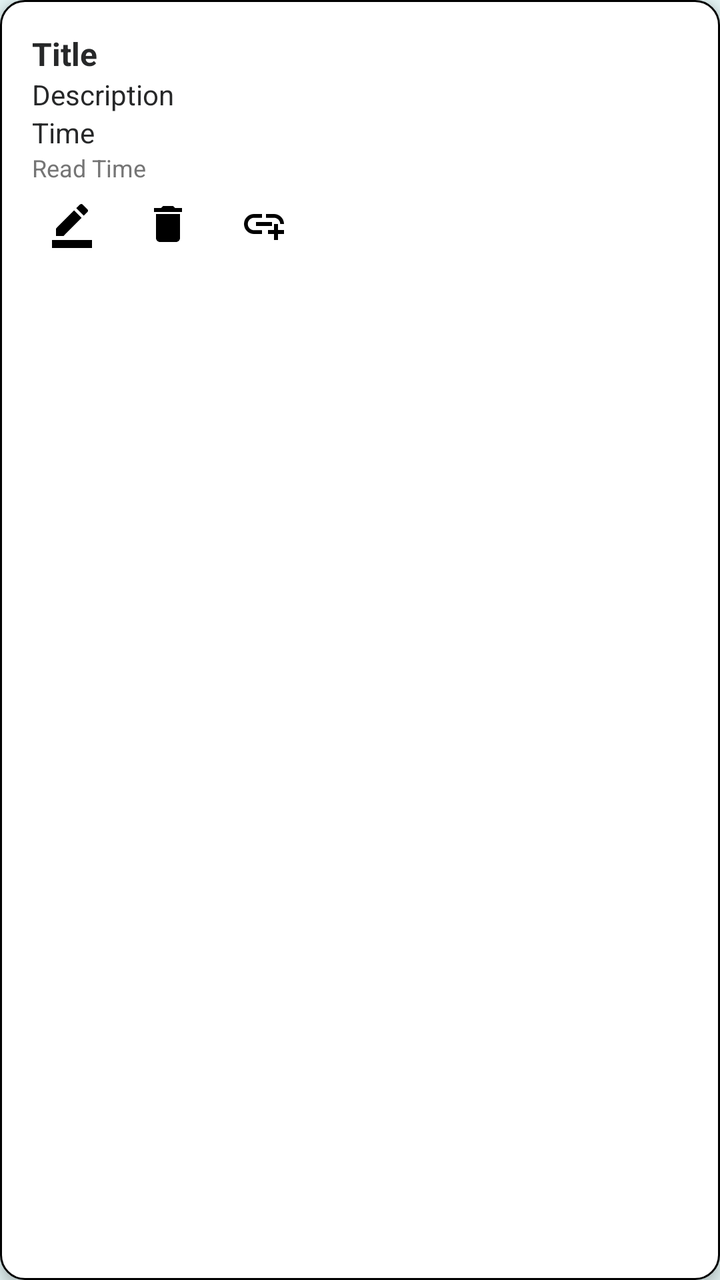
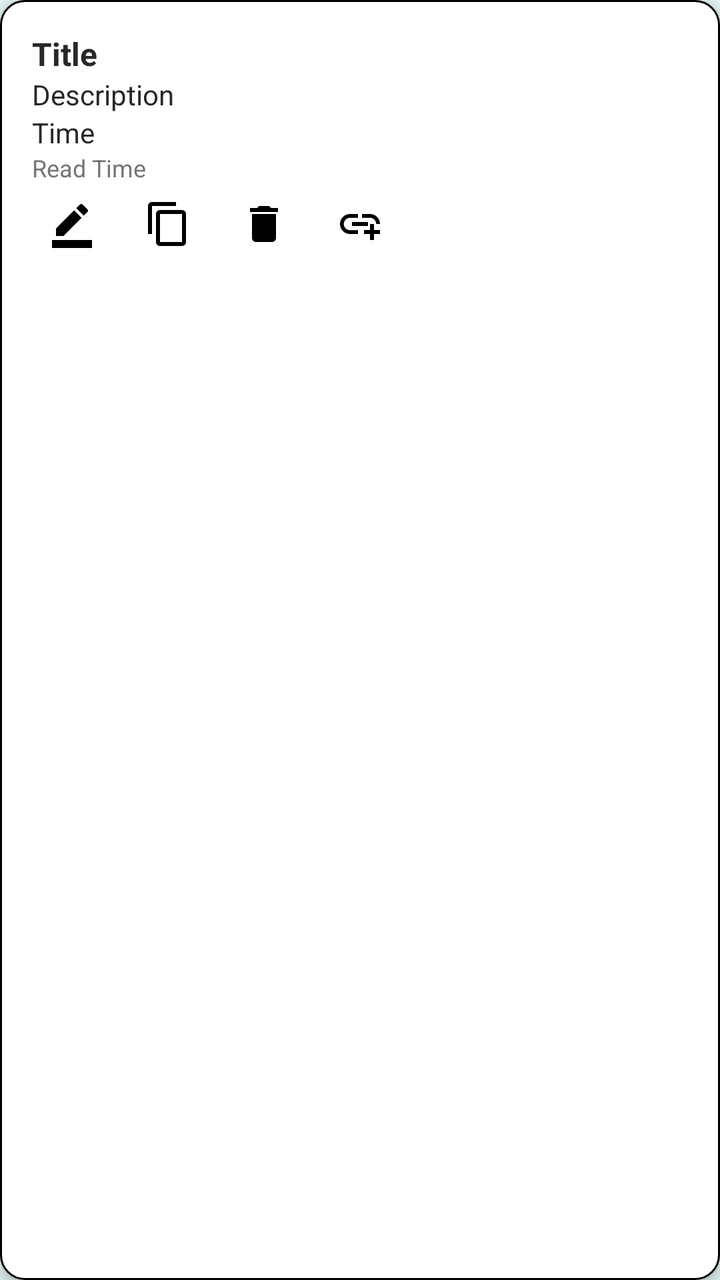

Two renders of the same Android screen: before a commit and after it. Below are the layout's source before the change and the commit's diff.
<!-- AndroidManifest.xml: application theme Theme.Nudge -->
<!-- res/layout/item_reminder.xml -->
<LinearLayout xmlns:android="http://schemas.android.com/apk/res/android"
    android:id="@+id/cardRoot"
    android:layout_width="match_parent"
    android:layout_height="wrap_content"
    xmlns:app="http://schemas.android.com/apk/res-auto"
    android:orientation="vertical"
    android:layout_margin="16dp"
    android:elevation="4dp"
    android:padding="16dp"
    android:background="@drawable/bg_reminder_card"
    >

    <TextView
        android:id="@+id/title"
        android:layout_width="wrap_content"
        android:layout_height="wrap_content"
        android:text="Title"
        android:textStyle="bold"
        android:textColor="@color/colorTextPrimary"
        android:textSize="16sp" />

    <TextView
        android:id="@+id/description"
        android:layout_width="wrap_content"
        android:layout_height="wrap_content"
        android:text="Description"
        android:textColor="@color/colorTextPrimary"
        android:textSize="14sp" />

    <TextView
        android:id="@+id/time"
        android:layout_width="wrap_content"
        android:layout_height="wrap_content"
        android:text="Time"
        android:textColor="@color/colorTextPrimary"
        android:textSize="14sp" />

    <TextView
        android:id="@+id/countdown"
        android:layout_width="wrap_content"
        android:layout_height="wrap_content"
        android:textColor="@color/colorTextSecondary"
        android:textSize="12sp"
        android:visibility="gone"/>

    <TextView
        android:id="@+id/read"
        android:layout_width="wrap_content"
        android:layout_height="wrap_content"
        android:text="Read Time"
        android:textColor="@color/colorTextSecondary"
        android:textSize="12sp" />

    <TextView
        android:id="@+id/id"
        android:layout_width="wrap_content"
        android:layout_height="wrap_content"
        android:text="Id"
        android:visibility="gone"
        android:textSize="12sp" />

    <LinearLayout
        android:layout_width="wrap_content"
        android:layout_height="wrap_content"
        android:orientation="horizontal"
        android:gravity="center_vertical">

        <ImageButton
            android:id="@+id/editButton"
            android:layout_width="40dp"
            android:layout_height="40dp"
            android:contentDescription="Edit"
            android:src="@drawable/ic_edit"
            app:tint="?attr/colorOnSurface"
            android:background="?attr/selectableItemBackgroundBorderless"
            android:padding="8dp" />

        <ImageButton
            android:id="@+id/deleteButton"
            android:layout_width="wrap_content"
            android:layout_height="wrap_content"
            android:layout_marginStart="8dp"
            android:contentDescription="Delete"
            android:src="@drawable/ic_delete"
            app:tint="?attr/colorOnSurface"
            android:background="?attr/selectableItemBackgroundBorderless"
            android:padding="8dp" />

        <ImageButton
            android:id="@+id/linkButton"
            android:layout_width="wrap_content"
            android:layout_height="wrap_content"
            android:layout_marginStart="8dp"
            android:contentDescription="Link"
            android:src="@drawable/ic_link"
            app:tint="?attr/colorOnSurface"
            android:background="?attr/selectableItemBackgroundBorderless"
            android:padding="8dp" />
    </LinearLayout>
</LinearLayout>
<!-- resources referenced by this layout -->
<resources>
  <color name="colorTextPrimary">#272829</color>
  <color name="colorTextSecondary">#757575</color>
  <!-- drawable bg_reminder_card (drawable) -->
  <shape xmlns:android="http://schemas.android.com/apk/res/android"
      android:shape="rectangle">
  
      
      <corners android:radius="12dp" />
  
      
      <solid android:color="?attr/colorSurface" />
  
      
      <stroke
          android:width="1dp"
          android:color="?attr/colorOutline" />
  
  </shape>
  <!-- drawable ic_delete (drawable) -->
  <vector xmlns:android="http://schemas.android.com/apk/res/android" android:height="24dp" android:tint="#FFFFFF" android:viewportHeight="24" android:viewportWidth="24" android:width="24dp">
        
      <path android:fillColor="@android:color/white" android:pathData="M6,19c0,1.1 0.9,2 2,2h8c1.1,0 2,-0.9 2,-2V7H6v12zM19,4h-3.5l-1,-1h-5l-1,1H5v2h14V4z"/>
      
  </vector>
  <!-- drawable ic_edit (drawable) -->
  <vector xmlns:android="http://schemas.android.com/apk/res/android" android:height="24dp" android:tint="#FFFFFF" android:viewportHeight="24" android:viewportWidth="24" android:width="24dp">
        
      <path android:fillColor="@android:color/white" android:pathData="M22,24H2v-4h20V24zM13.06,5.19l3.75,3.75L7.75,18H4v-3.75L13.06,5.19zM17.88,7.87l-3.75,-3.75l1.83,-1.83c0.39,-0.39 1.02,-0.39 1.41,0l2.34,2.34c0.39,0.39 0.39,1.02 0,1.41L17.88,7.87z"/>
      
  </vector>
  <!-- drawable ic_link (drawable) -->
  <vector xmlns:android="http://schemas.android.com/apk/res/android" android:height="24dp" android:tint="#FFFFFF" android:viewportHeight="24" android:viewportWidth="24" android:width="24dp">
        
      <path android:fillColor="@android:color/white" android:pathData="M8,11h8v2L8,13zM20.1,12L22,12c0,-2.76 -2.24,-5 -5,-5h-4v1.9h4c1.71,0 3.1,1.39 3.1,3.1zM3.9,12c0,-1.71 1.39,-3.1 3.1,-3.1h4L11,7L7,7c-2.76,0 -5,2.24 -5,5s2.24,5 5,5h4v-1.9L7,15.1c-1.71,0 -3.1,-1.39 -3.1,-3.1zM19,12h-2v3h-3v2h3v3h2v-3h3v-2h-3z"/>
      
  </vector>
  <style name="Theme.Nudge" parent="Theme.MaterialComponents.DayNight.DarkActionBar">
          
          <item name="colorPrimary">@color/colorPrimary</item>
          <item name="colorPrimaryVariant">@color/colorPrimaryDark</item>
          <item name="colorOnPrimary">@color/white</item>
          
          <item name="colorSecondary">@color/colorAccent</item>
          <item name="colorSecondaryVariant">@color/colorAccent</item>
          <item name="colorOnSecondary">@color/black</item>
          
          <item name="android:colorBackground">@color/colorBackground</item>
          
          <item name="android:textColorPrimary">@color/colorTextPrimary</item>
          <item name="android:textColorSecondary">@color/colorTextSecondary</item>
          
          <item name="android:windowBackground">@color/colorBackground</item>
      </style>
  <color name="colorPrimary">#1E88E5</color>
  <color name="colorPrimaryDark">#1565C0</color>
  <color name="white">#FFFFFFFF</color>
  <color name="colorAccent">#B0B0B0</color>
  <color name="black">#FF000000</color>
  <color name="colorBackground">#E5F5F5</color>
</resources>

<!-- the commit's change to res/layout/item_reminder.xml (unified diff, before → after) -->
@@ -76,6 +76,17 @@
             android:padding="8dp" />
 
         <ImageButton
+            android:id="@+id/copyButton"
+            android:layout_width="wrap_content"
+            android:layout_height="wrap_content"
+            android:layout_marginStart="8dp"
+            android:contentDescription="Copy"
+            android:src="@drawable/ic_copy"
+            app:tint="?attr/colorOnSurface"
+            android:background="?attr/selectableItemBackgroundBorderless"
+            android:padding="8dp" />
+
+        <ImageButton
             android:id="@+id/deleteButton"
             android:layout_width="wrap_content"
             android:layout_height="wrap_content"
<!-- resource entries referenced after the edit -->
@@ -18,6 +18,12 @@
           android:color="?attr/colorOutline" />
   
   </shape>
+  <!-- drawable ic_copy (drawable) -->
+  <vector xmlns:android="http://schemas.android.com/apk/res/android" android:height="24dp" android:tint="#FFFFFF" android:viewportHeight="24" android:viewportWidth="24" android:width="24dp">
+        
+      <path android:fillColor="@android:color/white" android:pathData="M16,1L4,1c-1.1,0 -2,0.9 -2,2v14h2L4,3h12L16,1zM19,5L8,5c-1.1,0 -2,0.9 -2,2v14c0,1.1 0.9,2 2,2h11c1.1,0 2,-0.9 2,-2L21,7c0,-1.1 -0.9,-2 -2,-2zM19,21L8,21L8,7h11v14z"/>
+      
+  </vector>
   <!-- drawable ic_delete (drawable) -->
   <vector xmlns:android="http://schemas.android.com/apk/res/android" android:height="24dp" android:tint="#FFFFFF" android:viewportHeight="24" android:viewportWidth="24" android:width="24dp">
         
